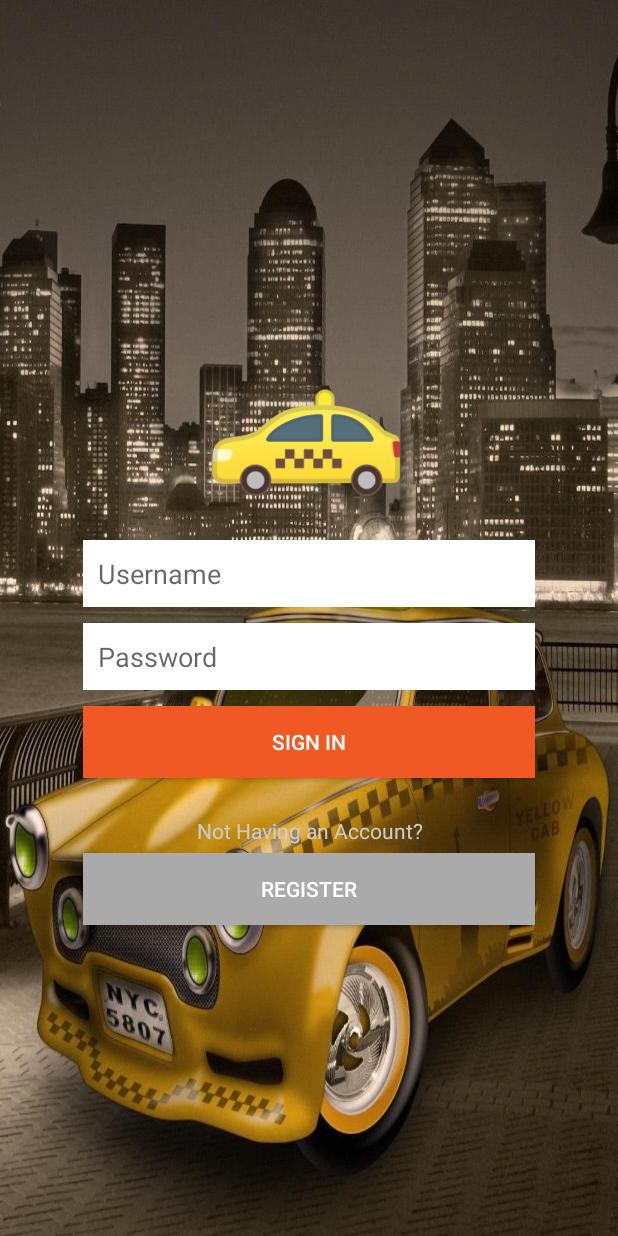
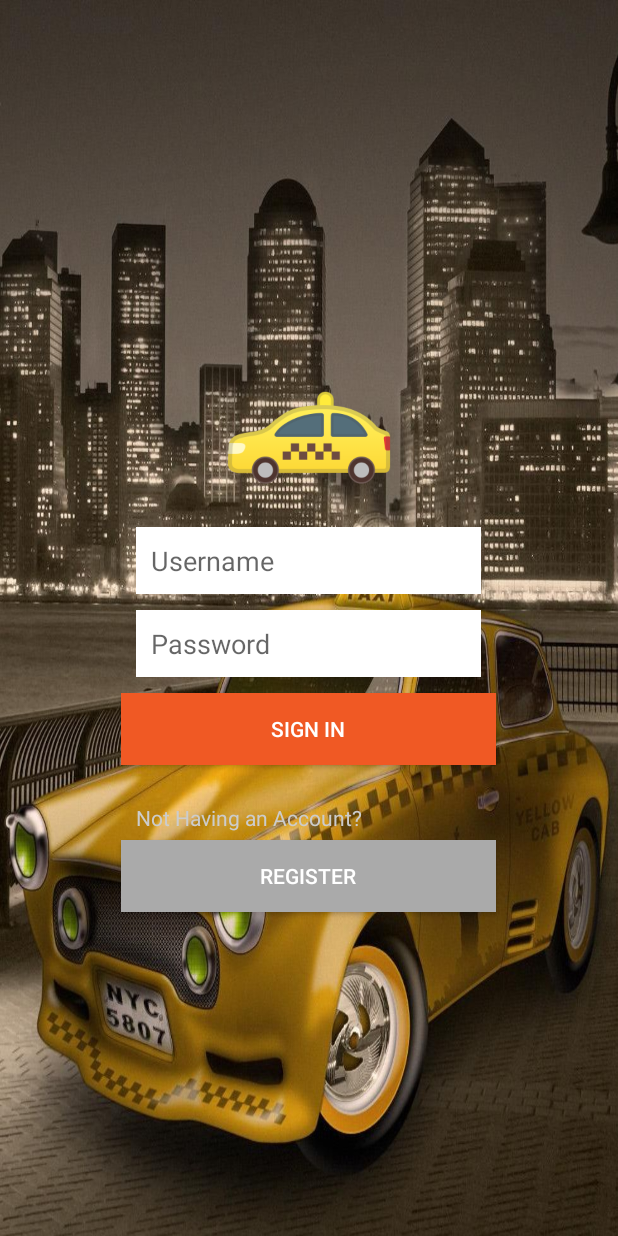
Before and after one commit to wilfredlams/DecentralCabs, an Android app: the screen it shows after launch (LoginActivity), on a phone screen of 412 x 824 dp. Run offline under Robolectric (Android 15) with nearby library versions, the light colour scheme and no system bars; our stand-ins replace Volley.

Commit message:
fix icons

```diff
--- a/app/src/main/AndroidManifest.xml
+++ b/app/src/main/AndroidManifest.xml
@@ -1,5 +1,6 @@
 <?xml version="1.0" encoding="utf-8"?>
 <manifest xmlns:android="http://schemas.android.com/apk/res/android"
+    xmlns:tools="http://schemas.android.com/tools"
     package="com.androiddeft.decentralcabs">
 
     <uses-permission android:name="android.permission.ACCESS_FINE_LOCATION"/>
@@ -15,7 +16,8 @@
         android:label="@string/app_name"
         android:roundIcon="@mipmap/ic_launcher_round"
         android:supportsRtl="true"
-        android:theme="@style/AppTheme">
+        android:theme="@style/AppTheme"
+        tools:ignore="GoogleAppIndexingWarning">
         <activity
             android:name="com.androiddeft.decentralcabs.LoginActivity"
             android:configChanges="orientation|keyboardHidden|screenSize"
--- a/app/src/main/res/layout/activity_login.xml
+++ b/app/src/main/res/layout/activity_login.xml
@@ -11,16 +11,18 @@
 
     <ImageView
         android:id="@+id/imageView"
-        android:layout_width="308dp"
-        android:layout_height="133dp"
+        android:layout_width="153dp"
+        android:layout_height="115dp"
+        android:layout_gravity="center"
         android:layout_marginBottom="20dp"
         android:src="@drawable/logo" />
 
     <EditText
         android:id="@+id/etLoginUsername"
-        android:layout_width="match_parent"
+        android:layout_width="230dp"
         android:layout_height="wrap_content"
         android:layout_margin="5dp"
+        android:layout_gravity="center"
         android:background="@android:color/white"
         android:hint="@string/username"
         android:inputType="textPersonName"
@@ -29,9 +31,10 @@
 
     <EditText
         android:id="@+id/etLoginPassword"
-        android:layout_width="match_parent"
+        android:layout_width="230dp"
         android:layout_height="wrap_content"
         android:layout_margin="5dp"
+        android:layout_gravity="center"
         android:background="@android:color/white"
         android:hint="@string/password"
         android:inputType="textPassword"
@@ -39,25 +42,27 @@
 
     <Button
         android:id="@+id/btnLogin"
-        android:layout_width="match_parent"
+        android:layout_width="250dp"
         android:layout_height="wrap_content"
         android:layout_margin="5dp"
+        android:layout_gravity="center"
         android:background="#f05924"
         android:text="@string/sign_in"
         android:textColor="@android:color/white" />
     <TextView
-        android:layout_width="match_parent"
+        android:layout_width="230dp"
         android:layout_height="wrap_content"
-        android:gravity="center"
+        android:layout_gravity="center"
         android:layout_marginTop="20dp"
         android:text="@string/not_having_account"
         android:textColor="#ccc" />
 
     <Button
         android:id="@+id/btnLoginRegister"
-        android:layout_width="match_parent"
+        android:layout_width="250dp"
         android:layout_height="wrap_content"
         android:layout_margin="5dp"
+        android:layout_gravity="center"
         android:background="#aaa"
         android:text="@string/register"
         android:textColor="@android:color/white" />
--- a/build.gradle
+++ b/build.gradle
@@ -7,7 +7,7 @@ buildscript {
         jcenter()
     }
     dependencies {
-        classpath 'com.android.tools.build:gradle:3.5.0'
+        classpath 'com.android.tools.build:gradle:3.5.3'
 
 
         // NOTE: Do not place your application dependencies here; they belong
```
Also changed, not shown: app/src/main/res/drawable-hdpi/aliens.png (added), app/src/main/res/drawable-hdpi/user.png (added), app/src/main/res/drawable-mdpi/aliens.png (deleted), app/src/main/res/drawable-mdpi/user.png (deleted).
